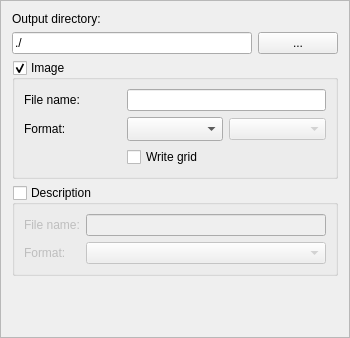
Qt form outputframe.ui (andryblack/fontbuilder) before a commit.
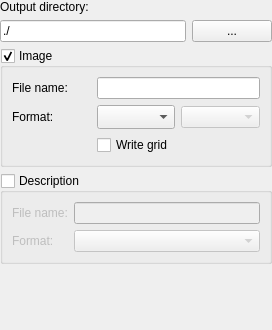
The same form after that commit. Custom widgets are drawn as their Qt base class.

What changed in the file:
```diff
--- a/outputframe.ui
+++ b/outputframe.ui
@@ -1,28 +1,34 @@
 <?xml version="1.0" encoding="UTF-8"?>
 <ui version="4.0">
  <class>OutputFrame</class>
- <widget class="QFrame" name="OutputFrame">
+ <widget class="QWidget" name="OutputFrame">
   <property name="geometry">
    <rect>
     <x>0</x>
     <y>0</y>
-    <width>350</width>
-    <height>338</height>
+    <width>272</width>
+    <height>330</height>
    </rect>
   </property>
+  <property name="sizePolicy">
+   <sizepolicy hsizetype="Minimum" vsizetype="Minimum">
+    <horstretch>0</horstretch>
+    <verstretch>0</verstretch>
+   </sizepolicy>
+  </property>
   <property name="windowTitle">
    <string>Frame</string>
   </property>
   <property name="locale">
    <locale language="English" country="UnitedStates"/>
   </property>
-  <property name="frameShape">
-   <enum>QFrame::StyledPanel</enum>
-  </property>
-  <property name="frameShadow">
-   <enum>QFrame::Raised</enum>
-  </property>
   <layout class="QGridLayout" name="gridLayout">
+   <property name="sizeConstraint">
+    <enum>QLayout::SetMinimumSize</enum>
+   </property>
+   <property name="margin">
+    <number>0</number>
+   </property>
    <item row="1" column="0">
     <widget class="QLineEdit" name="lineEditPath">
      <property name="text">
```
